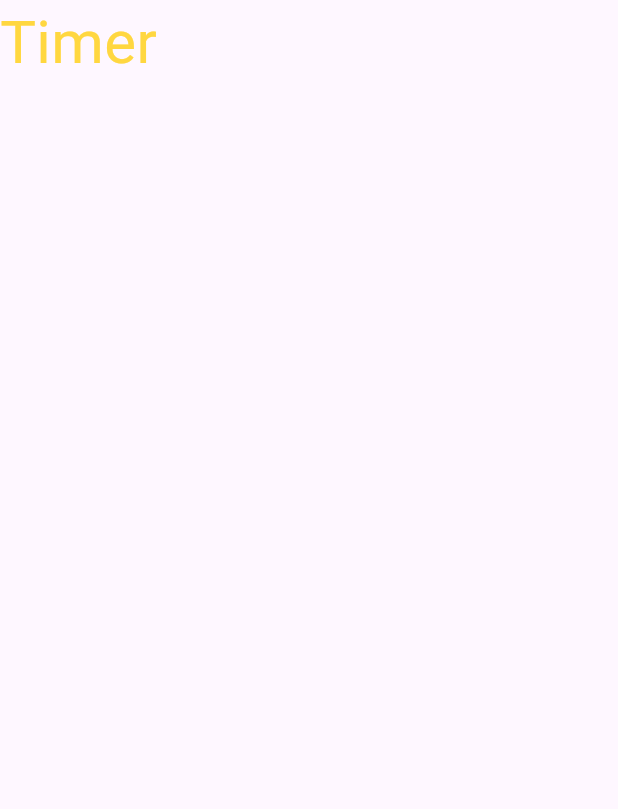
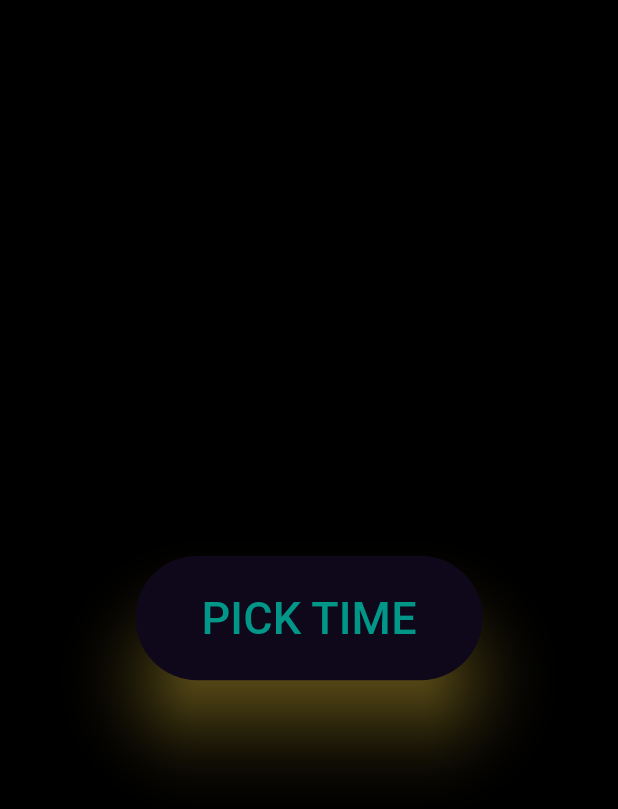
Before and after one commit to Masfiqun/All_in_one_daily_usage_app, a Flutter app: the timer_page screen opened directly, on a phone screen of 412 x 824 dp. Shown: the top 809 px of the screen. Run offline on Flutter 3.47's test engine with Material 3 defaults, Android fonts, the phone set to English and light mode, and no system bars; our stand-ins replace timer_builder; network calls fail.

Commit message:
day 19th

```diff
--- a/First_Project/lib/Clock/UI/style.dart
+++ b/First_Project/lib/Clock/UI/style.dart
@@ -6,7 +6,7 @@ class AppStyle {
 
 
   static TextStyle mainText = const TextStyle(
-    color: Colors.white,
+    color: Colors.amberAccent,
     fontSize: 32.0,
     fontWeight: FontWeight.bold,
   );
@@ -20,7 +20,7 @@ class AppStyle {
 
 
   static TextStyle mainTextThin = const TextStyle(
-    color: Colors.white,
+    color: Colors.amberAccent,
     fontSize: 32.0,
     fontWeight: FontWeight.w300,
   );
--- a/First_Project/lib/Clock/Widgets/clock_widget.dart
+++ b/First_Project/lib/Clock/Widgets/clock_widget.dart
@@ -25,7 +25,7 @@ class _ClockWidgetState extends State<ClockWidget>{
         shape: BoxShape.circle,
         //let's add some effects
         boxShadow: [
-          BoxShadow(color: AppStyle.primaryColorDark.withAlpha(80),blurRadius: 38.0),
+          BoxShadow(color: AppStyle.primaryColorDark.withAlpha(60),blurRadius: 30.0),
         ]
       ),
       height: 300,
@@ -112,7 +112,7 @@ class ClockPainter extends CustomPainter{
     canvas.drawLine(center, hours, hourBrush);
 
     //drawing the center dot
-    canvas.drawCircle(center, 16, centerDotBrush);
+    canvas.drawCircle(center, 12, centerDotBrush);
   }
 
   @override
--- a/First_Project/lib/Timer/Pages/timer_page.dart
+++ b/First_Project/lib/Timer/Pages/timer_page.dart
@@ -8,10 +8,37 @@ class timer_page extends StatefulWidget {
 }
 
 class _timer_pageState extends State<timer_page> {
+
+
+
+  //Time picker adding
+  void _showTimePicker(){
+    showTimePicker(
+      context: context,
+      initialTime: TimeOfDay.now()
+    );
+  }
+
   @override
   Widget build(BuildContext context) {
+
     return Scaffold(
-      body: Text('Timer', style:TextStyle(fontSize: 40.0, color: Colors.amberAccent)),
+      backgroundColor: Colors.black,
+      body: Center(
+        child: ElevatedButton(
+          onPressed: _showTimePicker,
+          style: ElevatedButton.styleFrom(
+            elevation: 20,
+            shadowColor: Colors.amberAccent,
+            surfaceTintColor: Colors.deepPurple,
+            primary: Colors.black
+          ),
+          child: const Padding(
+            padding: EdgeInsets.all(20.0),
+            child: Text('PICK TIME', style: TextStyle(color: Colors.teal, fontSize: 30, ),),
+          ),
+        ),
+      ),
     );
   }
 }
--- a/First_Project/lib/main.dart
+++ b/First_Project/lib/main.dart
@@ -93,7 +93,8 @@ ButtonStyle buttonStyle=ElevatedButton.styleFrom(
                 titleSpacing: 0,
                 centerTitle: true,
                 toolbarHeight: 60,
-                elevation: 10,
+                elevation: 5,
+                shadowColor: Colors.amberAccent,
                 backgroundColor: Colors.black,
                 foregroundColor: Colors.tealAccent,
               ),
@@ -120,7 +121,7 @@ ButtonStyle buttonStyle=ElevatedButton.styleFrom(
           currentIndex: myIndex,
 
         backgroundColor: Colors.blue,
-          selectedItemColor: Colors.tealAccent,
+          selectedItemColor: Colors.teal,
           unselectedItemColor: Colors.black,
 
 
```
Also changed, not shown: First_Project/lib/Alarm/Pages/h_page.dart (+6 -2 lines), First_Project/lib/Clock/clock.dart (+7 -8 lines).
